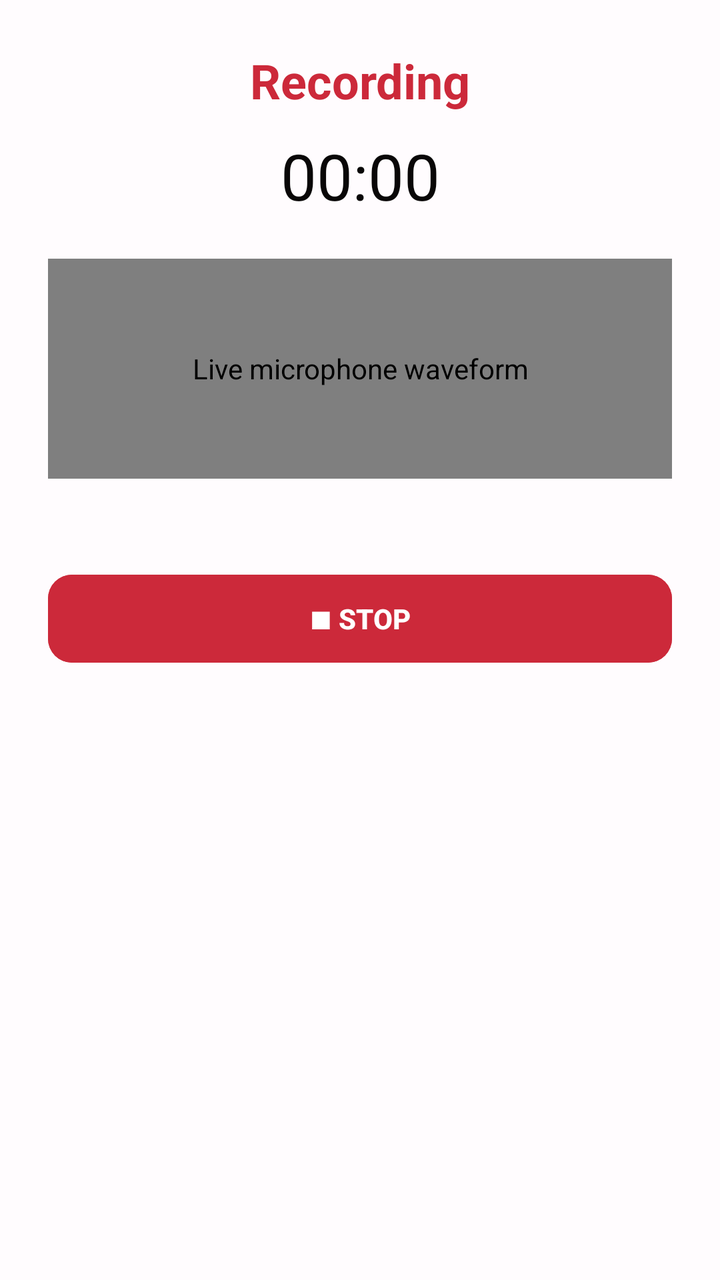
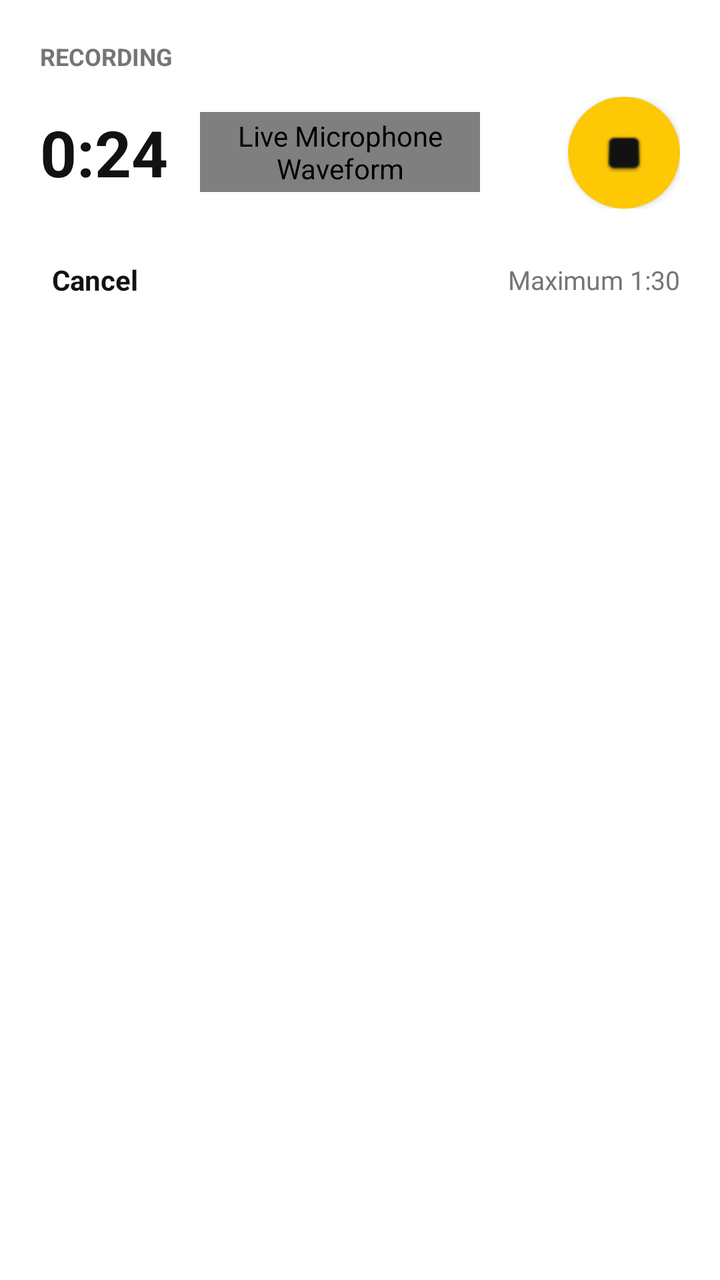

Compare the two renders of this Android layout. The source of the first and the diff that turns it into the second are given below.
<!-- AndroidManifest.xml: application theme Theme.AudioGraffiti -->
<!-- res/layout/campus_recorder_sheet.xml -->
<?xml version="1.0" encoding="utf-8"?>
<LinearLayout xmlns:android="http://schemas.android.com/apk/res/android" xmlns:app="http://schemas.android.com/apk/res-auto"
    android:layout_width="match_parent" android:layout_height="wrap_content" android:orientation="vertical"
    android:background="@color/campus_background" android:padding="24dp">
    <TextView android:id="@+id/recorder_title" android:layout_width="match_parent" android:layout_height="wrap_content"
        android:text="@string/campus_recording" android:gravity="center" android:textSize="24sp" android:textStyle="bold"
        android:textColor="@color/campus_recording_red" android:accessibilityHeading="true" android:accessibilityLiveRegion="polite" />
    <TextView android:id="@+id/recorder_clock" android:layout_width="match_parent" android:layout_height="wrap_content"
        android:text="00:00" android:gravity="center" android:layout_marginTop="10dp" android:fontFeatureSettings="tnum"
        android:textColor="@color/campus_foreground" android:textSize="32sp" />
    <com.scanner.audio_graffiti.ui.RecordingWaveformView android:id="@+id/recorder_waveform"
        android:layout_width="match_parent" android:layout_height="110dp" android:layout_marginTop="20dp"
        android:layout_marginBottom="20dp" android:contentDescription="@string/campus_live_waveform" />
    <TextView android:id="@+id/recorder_message" android:layout_width="match_parent" android:layout_height="wrap_content"
        android:gravity="center" android:textSize="13sp" android:textColor="@color/campus_muted" android:visibility="gone" />
    <com.google.android.material.button.MaterialButton android:id="@+id/recorder_play" android:layout_width="match_parent"
        android:layout_height="wrap_content" android:minHeight="52dp" android:text="@string/campus_play" android:visibility="gone"
        android:backgroundTint="@color/campus_surface" android:textColor="@color/campus_foreground" app:cornerRadius="12dp" />
    <com.google.android.material.button.MaterialButton android:id="@+id/recorder_stop" android:layout_width="match_parent"
        android:layout_height="wrap_content" android:layout_marginTop="24dp" android:minHeight="52dp"
        android:backgroundTint="@color/campus_recording_red" android:text="@string/campus_stop" android:textColor="@color/white"
        android:textStyle="bold" app:cornerRadius="12dp" />
</LinearLayout>
<!-- resources referenced by this layout -->
<resources>
  <color name="campus_background">#FFFCFE</color>
  <color name="campus_foreground">#090707</color>
  <color name="campus_muted">#625E66</color>
  <color name="campus_recording_red">#CC293A</color>
  <color name="campus_surface">#FCF5FD</color>
  <color name="white">#FFFFFFFF</color>
  <string name="campus_live_waveform">Live microphone waveform</string>
  <string name="campus_play">Play recording</string>
  <string name="campus_recording">Recording</string>
  <string name="campus_stop">■  STOP</string>
  <style name="Theme.AudioGraffiti" parent="Base.Theme.AudioGraffiti" />
  <style name="Base.Theme.AudioGraffiti" parent="Theme.Material3.DayNight.NoActionBar">
          
      </style>
</resources>

<!-- the commit's change to res/layout/campus_recorder_sheet.xml (unified diff, before → after) -->
@@ -1,23 +1,135 @@
 <?xml version="1.0" encoding="utf-8"?>
-<LinearLayout xmlns:android="http://schemas.android.com/apk/res/android" xmlns:app="http://schemas.android.com/apk/res-auto"
-    android:layout_width="match_parent" android:layout_height="wrap_content" android:orientation="vertical"
-    android:background="@color/campus_background" android:padding="24dp">
-    <TextView android:id="@+id/recorder_title" android:layout_width="match_parent" android:layout_height="wrap_content"
-        android:text="@string/campus_recording" android:gravity="center" android:textSize="24sp" android:textStyle="bold"
-        android:textColor="@color/campus_recording_red" android:accessibilityHeading="true" android:accessibilityLiveRegion="polite" />
-    <TextView android:id="@+id/recorder_clock" android:layout_width="match_parent" android:layout_height="wrap_content"
-        android:text="00:00" android:gravity="center" android:layout_marginTop="10dp" android:fontFeatureSettings="tnum"
-        android:textColor="@color/campus_foreground" android:textSize="32sp" />
-    <com.scanner.audio_graffiti.ui.RecordingWaveformView android:id="@+id/recorder_waveform"
-        android:layout_width="match_parent" android:layout_height="110dp" android:layout_marginTop="20dp"
-        android:layout_marginBottom="20dp" android:contentDescription="@string/campus_live_waveform" />
-    <TextView android:id="@+id/recorder_message" android:layout_width="match_parent" android:layout_height="wrap_content"
-        android:gravity="center" android:textSize="13sp" android:textColor="@color/campus_muted" android:visibility="gone" />
-    <com.google.android.material.button.MaterialButton android:id="@+id/recorder_play" android:layout_width="match_parent"
-        android:layout_height="wrap_content" android:minHeight="52dp" android:text="@string/campus_play" android:visibility="gone"
-        android:backgroundTint="@color/campus_surface" android:textColor="@color/campus_foreground" app:cornerRadius="12dp" />
-    <com.google.android.material.button.MaterialButton android:id="@+id/recorder_stop" android:layout_width="match_parent"
-        android:layout_height="wrap_content" android:layout_marginTop="24dp" android:minHeight="52dp"
-        android:backgroundTint="@color/campus_recording_red" android:text="@string/campus_stop" android:textColor="@color/white"
-        android:textStyle="bold" app:cornerRadius="12dp" />
+<LinearLayout xmlns:android="http://schemas.android.com/apk/res/android"
+    xmlns:app="http://schemas.android.com/apk/res-auto"
+    android:layout_width="match_parent"
+    android:layout_height="wrap_content"
+    android:background="#FFFFFF"
+    android:orientation="vertical"
+    android:padding="20dp">
+
+    
+    <TextView
+        android:id="@+id/recorder_title"
+        android:layout_width="wrap_content"
+        android:layout_height="wrap_content"
+        android:accessibilityHeading="true"
+        android:text="RECORDING"
+        android:textColor="#757575"
+        android:textSize="12sp"
+        android:textStyle="bold" />
+
+    
+    <RelativeLayout
+        android:layout_width="match_parent"
+        android:layout_height="wrap_content"
+        android:layout_marginTop="12dp">
+
+        <LinearLayout
+            android:layout_width="wrap_content"
+            android:layout_height="wrap_content"
+            android:layout_centerVertical="true"
+            android:gravity="center_vertical"
+            android:orientation="horizontal">
+
+            <TextView
+                android:id="@+id/recorder_clock"
+                android:layout_width="wrap_content"
+                android:layout_height="wrap_content"
+                android:fontFeatureSettings="tnum"
+                android:text="0:24"
+                android:textColor="#121212"
+                android:textSize="32sp"
+                android:textStyle="bold" />
+
+            <com.scanner.audio_graffiti.ui.RecordingWaveformView
+                android:id="@+id/recorder_waveform"
+                android:layout_width="140dp"
+                android:layout_height="40dp"
+                android:layout_marginStart="16dp"
+                android:contentDescription="Live Microphone Waveform" />
+
+        </LinearLayout>
+
+        
+        <com.google.android.material.card.MaterialCardView
+            android:id="@+id/recorder_stop"
+            android:layout_width="56dp"
+            android:layout_height="56dp"
+            android:layout_alignParentEnd="true"
+            android:layout_centerVertical="true"
+            app:cardBackgroundColor="#FDC804"
+            app:cardCornerRadius="28dp"
+            app:cardElevation="2dp"
+            app:strokeWidth="0dp">
+
+            <ImageView
+                android:layout_width="20dp"
+                android:layout_height="20dp"
+                android:layout_gravity="center"
+                android:contentDescription="Stop Recording"
+                android:src="@android:drawable/checkbox_off_background"
+                app:tint="#121212" />
+        </com.google.android.material.card.MaterialCardView>
+
+    </RelativeLayout>
+
+    
+    <RelativeLayout
+        android:layout_width="match_parent"
+        android:layout_height="wrap_content"
+        android:layout_marginTop="20dp">
+
+        <TextView
+            android:id="@+id/btn_cancel_recording"
+            android:layout_width="wrap_content"
+            android:layout_height="wrap_content"
+            android:layout_alignParentStart="true"
+            android:layout_centerVertical="true"
+            android:padding="6dp"
+            android:text="Cancel"
+            android:textColor="#121212"
+            android:textSize="14sp"
+            android:textStyle="bold" />
+
+        <TextView
+            android:id="@+id/text_max_duration"
+            android:layout_width="wrap_content"
+            android:layout_height="wrap_content"
+            android:layout_alignParentEnd="true"
+            android:layout_centerVertical="true"
+            android:text="Maximum 1:30"
+            android:textColor="#757575"
+            android:textSize="13sp" />
+
+    </RelativeLayout>
+
+    
+    <LinearLayout
+        android:id="@+id/playback_review_container"
+        android:layout_width="match_parent"
+        android:layout_height="wrap_content"
+        android:layout_marginTop="16dp"
+        android:orientation="vertical"
+        android:visibility="gone">
+
+        <TextView
+            android:id="@+id/recorder_message"
+            android:layout_width="match_parent"
+            android:layout_height="wrap_content"
+            android:gravity="center"
+            android:textColor="#757575"
+            android:textSize="13sp" />
+
+        <com.google.android.material.button.MaterialButton
+            android:id="@+id/recorder_play"
+            android:layout_width="match_parent"
+            android:layout_height="wrap_content"
+            android:layout_marginTop="8dp"
+            android:minHeight="48dp"
+            android:text="Play recording"
+            android:textColor="#121212"
+            app:cornerRadius="12dp" />
+
+    </LinearLayout>
+
 </LinearLayout>
<!-- resource entries referenced after the edit -->
@@ -1,15 +1,5 @@
 <!-- resources referenced by this layout -->
 <resources>
-  <color name="campus_background">#FFFCFE</color>
-  <color name="campus_foreground">#090707</color>
-  <color name="campus_muted">#625E66</color>
-  <color name="campus_recording_red">#CC293A</color>
-  <color name="campus_surface">#FCF5FD</color>
-  <color name="white">#FFFFFFFF</color>
-  <string name="campus_live_waveform">Live microphone waveform</string>
-  <string name="campus_play">Play recording</string>
-  <string name="campus_recording">Recording</string>
-  <string name="campus_stop">■  STOP</string>
   <style name="Theme.AudioGraffiti" parent="Base.Theme.AudioGraffiti" />
   <style name="Base.Theme.AudioGraffiti" parent="Theme.Material3.DayNight.NoActionBar">
           
